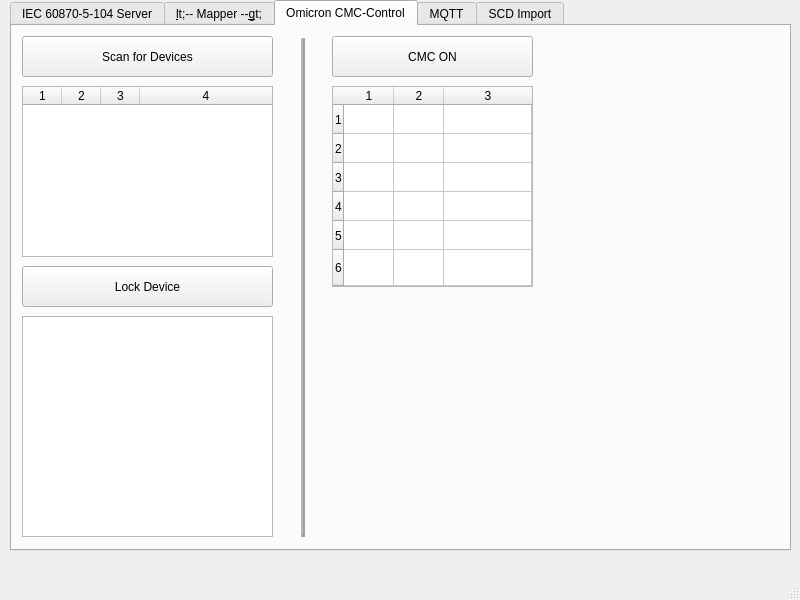
Before: the Qt Designer form Qt_GUI/frm_main.ui in Pfannex/CMC-104_Mapper, drawn with Qt 5.
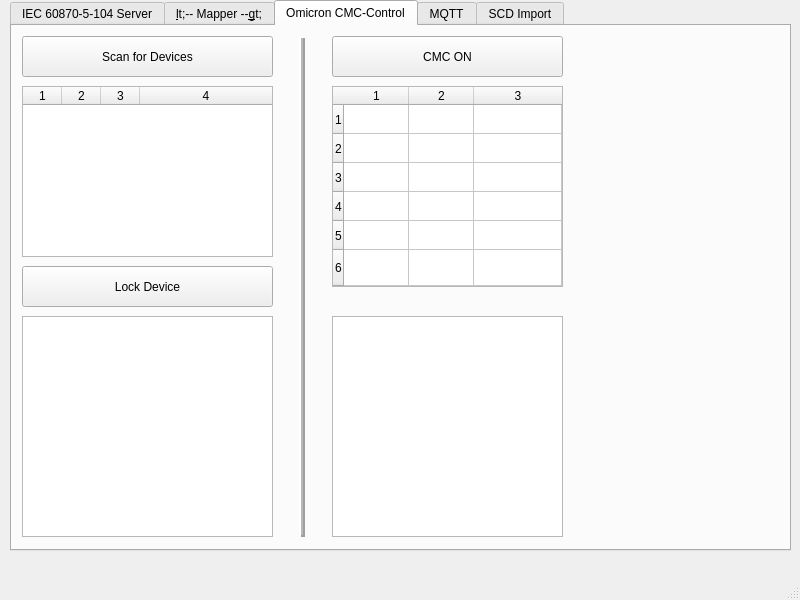
After: the same form once the commit is applied. Icons and pictures are not drawn.

```diff
--- a/Qt_GUI/frm_main.ui
+++ b/Qt_GUI/frm_main.ui
@@ -352,7 +352,7 @@
        <rect>
         <x>320</x>
         <y>60</y>
-        <width>201</width>
+        <width>231</width>
         <height>201</height>
        </rect>
       </property>
@@ -369,10 +369,10 @@
        <bool>true</bool>
       </attribute>
       <attribute name="horizontalHeaderMinimumSectionSize">
-       <number>50</number>
+       <number>60</number>
       </attribute>
       <attribute name="horizontalHeaderDefaultSectionSize">
-       <number>50</number>
+       <number>65</number>
       </attribute>
       <attribute name="horizontalHeaderShowSortIndicator" stdset="0">
        <bool>false</bool>
@@ -407,7 +407,7 @@
        <rect>
         <x>320</x>
         <y>10</y>
-        <width>201</width>
+        <width>231</width>
         <height>41</height>
        </rect>
       </property>
@@ -447,6 +447,19 @@
        <enum>Qt::Vertical</enum>
       </property>
      </widget>
+     <widget class="QListWidget" name="li_cmc_exec">
+      <property name="geometry">
+       <rect>
+        <x>320</x>
+        <y>290</y>
+        <width>231</width>
+        <height>221</height>
+       </rect>
+      </property>
+      <property name="autoScrollMargin">
+       <number>12</number>
+      </property>
+     </widget>
     </widget>
     <widget class="QWidget" name="tab_mqtt">
      <attribute name="title">
```
